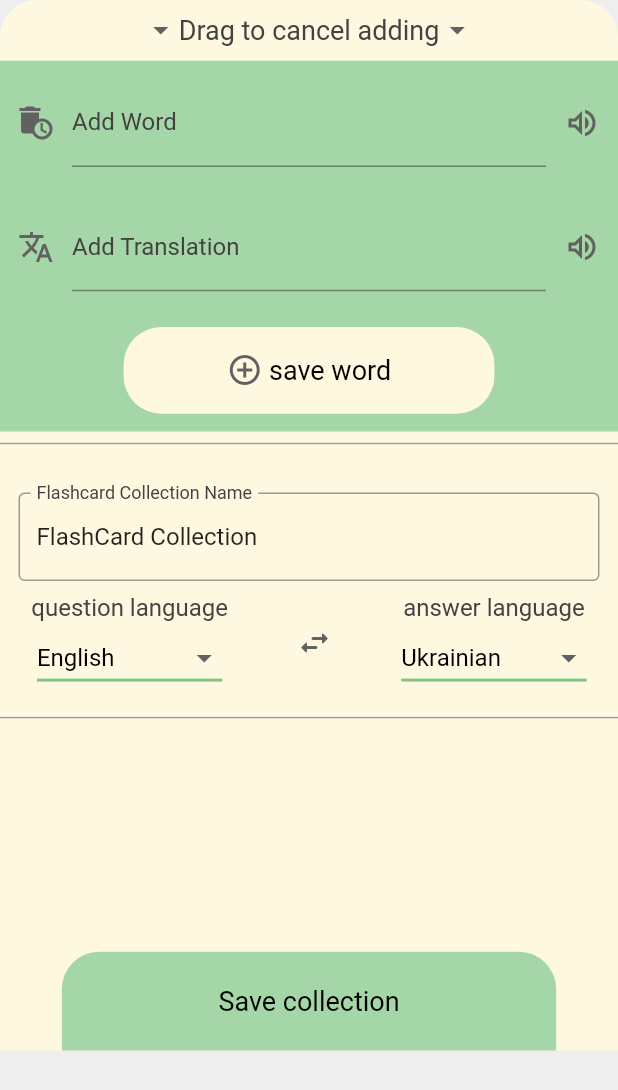
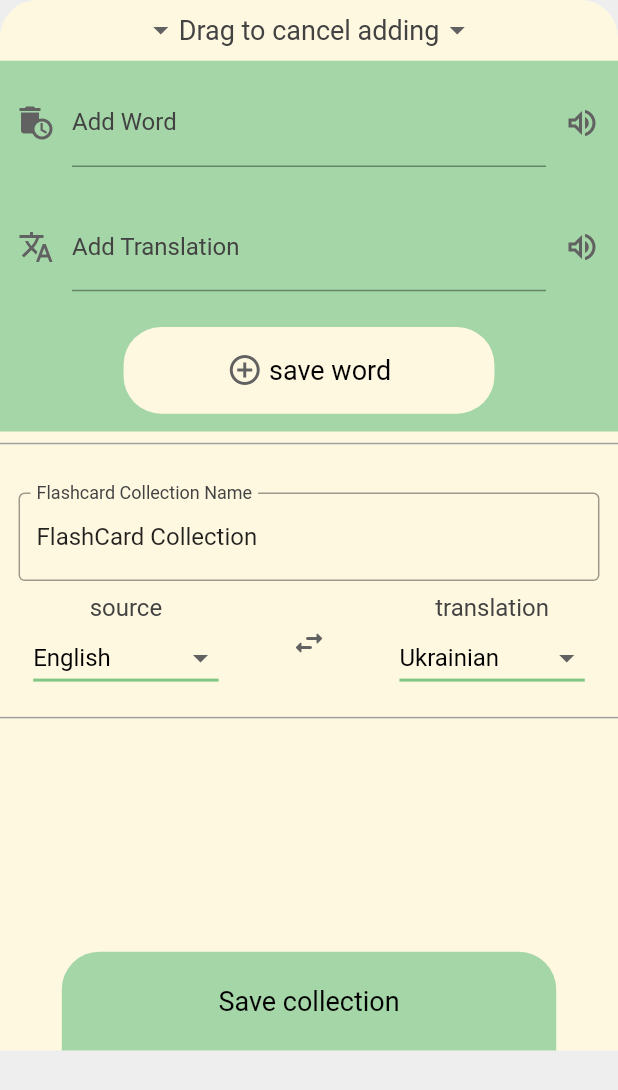
Before and after one commit to IvanShaptalov/FlashCardsReader, a Flutter app: the FlashCardCreatingWallView widget shown alone on an empty page, opened directly, on a phone screen of 412 x 824 dp. Shown: the top 1090 px of the screen. Run offline on Flutter 3.47's test engine with Material 2 defaults, Android fonts, the phone set to English and light mode, and no system bars; drawn by our look-alikes of overlay_support; our stand-ins replace bloc, flutter_bloc, flutter_staggered_animations, flutter_tts, hive, hive_flutter and 1 more; missing offline and left inert: quick_actions, translator; accounts and stored records are empty.

Commit message:
feat(update flashcard menu): portrait done

```diff
--- a/lib/views/flashcards/flashcards/add_flashcard_menu.dart
+++ b/lib/views/flashcards/flashcards/add_flashcard_menu.dart
@@ -11,6 +11,7 @@ import 'package:flashcards_reader/views/overlay_notification.dart';
 import 'package:flashcards_reader/views/view_config.dart';
 import 'package:flutter/material.dart';
 import 'package:flutter_bloc/flutter_bloc.dart';
+
 // TODO design the bottom sheet
 class FlashCardFormController {
   TextEditingController titleController = TextEditingController();
@@ -118,7 +119,14 @@ class _FlashCardCreatingWallViewState extends State<FlashCardCreatingWallView> {
           borderRadius: const BorderRadius.only(
               topLeft: Radius.circular(25), topRight: Radius.circular(25)),
         ),
-        height: SizeConfig.getMediaHeight(context, p: 0.85),
+
+        /// [portrait mode]
+        height: ScreenIdentifier.isPortraitRelative(context)
+            ? SizeConfig.getMediaHeight(context,
+                p: ScreenIdentifier.isPortrait(context) ? 0.85 : 0.95)
+
+            /// [landscape mode]
+            : SizeConfig.getMediaHeight(context, p: 0.95),
         child: Column(mainAxisAlignment: MainAxisAlignment.start, children: [
           Padding(
             padding: EdgeInsets.symmetric(
@@ -138,7 +146,13 @@ class _FlashCardCreatingWallViewState extends State<FlashCardCreatingWallView> {
             ),
           ),
           Container(
-            height: SizeConfig.getMediaHeight(context, p: 0.3),
+            /// [portrait mode]
+            height: ScreenIdentifier.isPortraitRelative(context)
+                ? SizeConfig.getMediaHeight(context,
+                    p: ScreenIdentifier.isPortrait(context) ? 0.3 : 0.4)
+
+                /// [landscape mode]
+                : SizeConfig.getMediaHeight(context, p: 0.5),
             color: ConfigViewUpdateMenu.addWordMenuColor,
             child: BaseNewWordWidget.addWordMenu(
                 context: context,
@@ -180,7 +194,7 @@ class _FlashCardCreatingWallViewState extends State<FlashCardCreatingWallView> {
                       Column(
                         children: [
                           Text(
-                            'question language',
+                            'source',
                             style: FontConfigs.h3TextStyle,
                           ),
                           SelectLanguageDropdown(
@@ -209,7 +223,7 @@ class _FlashCardCreatingWallViewState extends State<FlashCardCreatingWallView> {
                       Column(
                         children: [
                           Text(
-                            'answer language',
+                            'translation',
                             style: FontConfigs.h3TextStyle,
                           ),
                           SelectLanguageDropdown(
@@ -240,7 +254,18 @@ class _FlashCardCreatingWallViewState extends State<FlashCardCreatingWallView> {
                         child: Align(
                           alignment: Alignment.center,
                           child: SizedBox(
-                            height: SizeConfig.getMediaHeight(context, p: 0.3),
+                            height:
+
+                                /// [portrait mode]
+                                ScreenIdentifier.isPortraitRelative(context)
+                                    ? SizeConfig.getMediaHeight(context,
+                                        p: ScreenIdentifier.isPortrait(context)
+                                            ? 0.3
+                                            : 0.4)
+                                    :
+
+                                    /// [landscape mode]
+                                    SizeConfig.getMediaHeight(context, p: 0.5),
                             width: SizeConfig.getMediaWidth(context, p: 0.89),
                             child: Container(
                                 decoration: BoxDecoration(
@@ -394,9 +419,12 @@ class _FlashCardCreatingWallViewState extends State<FlashCardCreatingWallView> {
                                                   ],
                                                 ),
                                               ),
+                                              if (!ScreenIdentifier
+                                                  .isPortraitSmall(context))
                                                 RichText(
                                                   textAlign: TextAlign.left,
-                                                overflow: TextOverflow.ellipsis,
+                                                  overflow:
+                                                      TextOverflow.ellipsis,
                                                   text: TextSpan(
                                                     style: const TextStyle(
                                                         fontSize: 12,
@@ -665,7 +693,7 @@ class _FlashCardCreatingWallViewState extends State<FlashCardCreatingWallView> {
       debugPrint('Add at least one flashcard');
     } else if (FlashCardProvider.fc.answerLanguage.isEmpty) {
       OverlayNotificationProvider.showOverlayNotification(
-          'Add question language',
+          'source language',
           status: NotificationStatus.info);
 
       debugPrint('Add question language');
--- a/lib/views/flashcards/flashcards/view_flashcard_menu.dart
+++ b/lib/views/flashcards/flashcards/view_flashcard_menu.dart
@@ -10,7 +10,6 @@ import 'package:flashcards_reader/views/view_config.dart';
 import 'package:flutter/gestures.dart';
 import 'package:flutter/material.dart';
 
-// TODO desing view menu
 class FlashCardViewBottomSheet {
   FlashCardViewBottomSheet({FlashCardCollection? creatingFlashC}) {
     if (creatingFlashC != null) {
```
Lines whose indentation alone changed are shown as unchanged.
